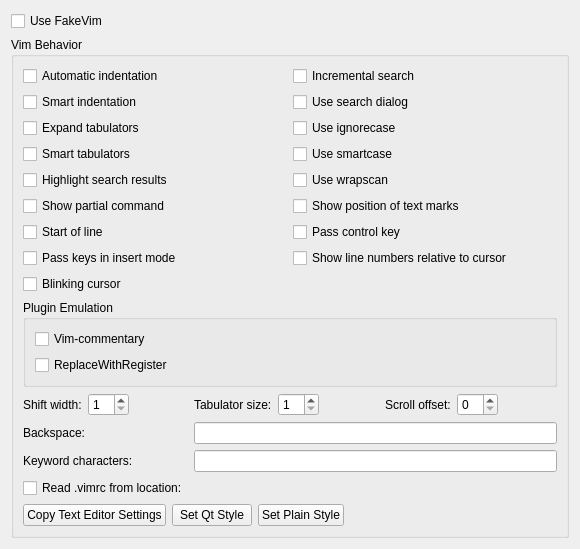
Old version of the form src/plugins/fakevim/fakevimoptions.ui in the repository qt-creator/qt-creator.
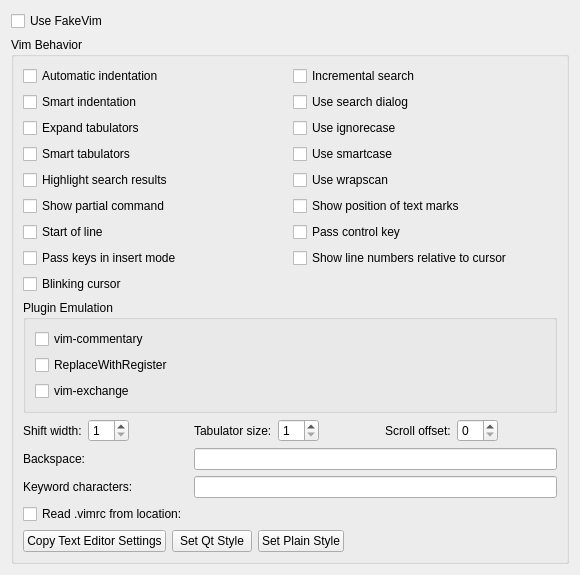
New version of the form. Custom widgets are drawn as their Qt base class.

Commit message: FakeVim: Add emulation of vim-exchange plugin

```diff
--- a/src/plugins/fakevim/fakevimoptions.ui
+++ b/src/plugins/fakevim/fakevimoptions.ui
@@ -165,7 +165,7 @@
          <item row="0" column="0">
           <widget class="QCheckBox" name="checkBoxVimCommentary">
            <property name="text">
-            <string>Vim-commentary</string>
+            <string>vim-commentary</string>
            </property>
            <property name="checked">
             <bool>false</bool>
@@ -179,6 +179,13 @@
            </property>
           </widget>
          </item>
+         <item row="2" column="0">
+          <widget class="QCheckBox" name="checkBoxExchange">
+           <property name="text">
+            <string>vim-exchange</string>
+           </property>
+          </widget>
+         </item>
         </layout>
        </widget>
       </item>
```
The commit also changes 7 other files.
